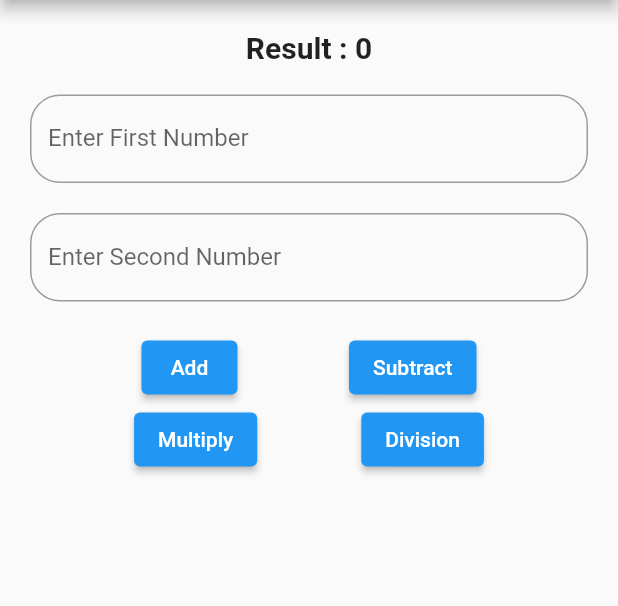
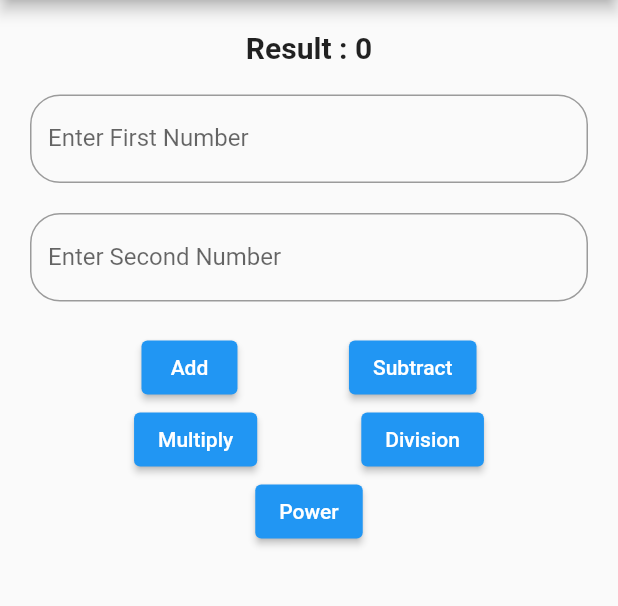
Before and after one commit to Topdog1000/Simple-Calculator-App, a Flutter app: the screen it shows after launch, on a phone screen of 412 x 824 dp, the part 84-690 px from its top. Run offline on Flutter 3.47's test engine with Material 2 defaults, Android fonts, the phone set to English and light mode, and no system bars.

Commit message:
Committing the Power function

```diff
--- a/lib/main.dart
+++ b/lib/main.dart
@@ -1,4 +1,6 @@
 import 'package:flutter/material.dart';
+import 'dart:math';
+
 main()
 {
   runApp(MaterialApp(
@@ -45,6 +47,13 @@ class _MyAppState extends State<MyApp> {
       num1 = int.parse(controller1.text);
       num2 = int.parse(controller2.text);
       result = num1! * num2!;
+    });
+  }
+  power(){
+    setState(() {
+      num1 = int.parse(controller1.text);
+      num2 = int.parse(controller2.text);
+      result = pow(num1!,num2!) as int?;
     });
   }
   @override
@@ -112,6 +121,17 @@ class _MyAppState extends State<MyApp> {
                   controller2.clear();
                 }, child: Text("Division")),
               ],
+            ),
+            Row(
+              mainAxisAlignment: MainAxisAlignment.spaceEvenly,
+              children: [
+                ElevatedButton(onPressed: (){
+                  power();
+                  controller1.clear();
+                  controller2.clear();
+                }, child: Text("Power")),
+
+              ],
             )
           ],
         ),
```
